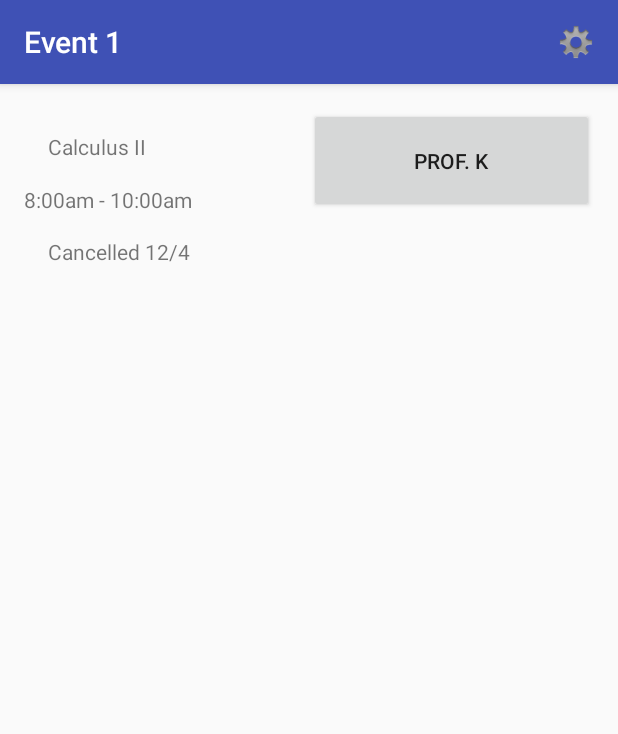
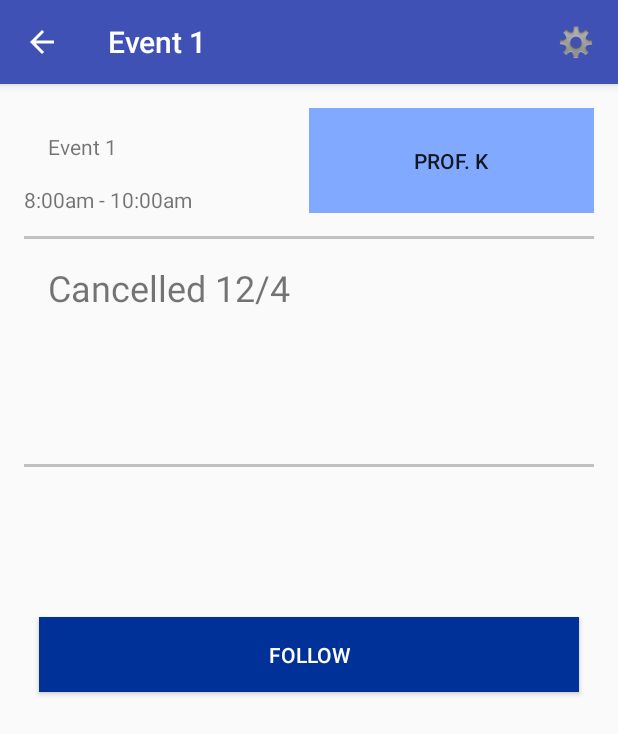
Before and after one commit to GrahamBurek/gitgudhackathon, an Android app: the screen it shows after launch (DisplayEventActivity), after a tap on "Event 1", on a phone screen of 412 x 824 dp. Shown: the top 734 px of the screen. Run offline under Robolectric (Android 15) with nearby library versions, the phone set to English and light mode, and no system bars.

```diff
--- a/app/src/main/java/com/gitgud/hackathon/DisplayEventActivity.java
+++ b/app/src/main/java/com/gitgud/hackathon/DisplayEventActivity.java
@@ -2,28 +2,36 @@ package com.gitgud.hackathon;
 
 import android.content.Intent;
 import android.os.Bundle;
+import android.support.v7.app.ActionBar;
 import android.support.v7.app.AppCompatActivity;
 import android.support.v7.widget.Toolbar;
 import android.view.Menu;
 import android.view.MenuItem;
 import android.view.View;
+import android.widget.TextView;
 
 public class DisplayEventActivity extends AppCompatActivity {
-
+    public final static String EVENT_TITLE = "com.gitgud.hackathon.MESSAGE";
     @Override
     protected void onCreate(Bundle savedInstanceState) {
         super.onCreate(savedInstanceState);
         Intent intent = getIntent();
-        setTitle(intent.getStringExtra(MainActivity.EVENT_TITLE));
+        setTitle(intent.getStringExtra(DisplayEventActivity.EVENT_TITLE));
         setContentView(R.layout.activity_display_event);
         Toolbar toolbar = (Toolbar) findViewById(R.id.event_toolbar);
         setSupportActionBar(toolbar);
+        TextView event_title = (TextView) findViewById(R.id.event_title);
+        event_title.setText(intent.getStringExtra(DisplayEventActivity.EVENT_TITLE));
 
     }
     public boolean onCreateOptionsMenu(Menu menu) {
         // Inflate the menu; this adds items to the action bar if it is present.
         getMenuInflater().inflate(R.menu.menu_event, menu);
-
+        ActionBar actionBar = getSupportActionBar();
+        if (actionBar != null) {
+            // Show the Up button in the action bar.
+            actionBar.setDisplayHomeAsUpEnabled(true);
+        }
         return true;
     }
 
@@ -48,5 +56,9 @@ public class DisplayEventActivity extends AppCompatActivity {
         Intent intent = new Intent(this, userProfile.class);
         startActivity(intent);
     }
+    public void updateFollowStatus(View view){
+        Intent intent = new Intent(this, DisplayEventActivity.class);
+        startActivity(intent);
+    }
 
 }
--- a/app/src/main/java/com/gitgud/hackathon/MainActivity.java
+++ b/app/src/main/java/com/gitgud/hackathon/MainActivity.java
@@ -22,7 +22,7 @@ public class MainActivity extends AppCompatActivity implements AdapterView.OnIte
     ListView mainListView;
     ArrayAdapter mArrayAdapter;
     ArrayList mNameList = new ArrayList();
-    public final static String EVENT_TITLE = "com.mycompany.myfirstapp.MESSAGE";
+    public final static String EVENT_TITLE = "com.gitgud.hackathon.MESSAGE";
 
 
     @Override
--- a/app/src/main/res/layout/content_display_event.xml
+++ b/app/src/main/res/layout/content_display_event.xml
@@ -49,6 +49,7 @@
         android:id="@+id/user_button"
         android:layout_width="match_parent"
         android:layout_height="match_parent"
+        android:background="#80a9ff"
         android:text="Prof. K"
         android:onClick="viewEvent"
         android:layout_toRightOf="@id/event_title"
@@ -59,14 +60,44 @@
         android:paddingTop="@dimen/activity_vertical_margin"/>
     </LinearLayout>
     </LinearLayout>
+    <Space
+        android:layout_width="1dp"
+        android:layout_height="15dp"/>
+    <View
+        android:layout_width="fill_parent"
+        android:layout_height="2dp"
+        android:background="#c0c0c0"/>
     <TextView
         android:layout_width="match_parent"
-        android:layout_height="wrap_content"
+        android:layout_height="150dp"
         android:layout_below="@id/user_button"
         android:text="Cancelled 12/4"
+        android:textSize="24sp"
         android:paddingBottom="@dimen/activity_vertical_margin"
         android:paddingLeft="@dimen/activity_horizontal_margin"
         android:paddingRight="@dimen/activity_horizontal_margin"
         android:paddingTop="@dimen/activity_vertical_margin"/>
-
+    <View
+        android:layout_width="fill_parent"
+        android:layout_height="2dp"
+        android:background="#c0c0c0"/>
+    <Space
+        android:layout_width="1dp"
+        android:layout_height="100dp"/>
+    <Button
+        android:id="@+id/follow_button"
+        android:layout_width="match_parent"
+        android:layout_height="50dp"
+        android:background="#003199"
+        android:text="Follow"
+        android:textColor="#ffffff"
+        android:onClick="updateFollowStatus"
+        android:layout_marginLeft="10dp"
+        android:layout_marginRight="10dp"
+        android:layout_toRightOf="@id/event_title"
+        android:layout_toEndOf="@id/event_title"/>
+        <!--android:paddingBottom="@dimen/activity_vertical_margin"-->
+        <!--android:paddingLeft="@dimen/activity_horizontal_margin"-->
+        <!--android:paddingRight="@dimen/activity_horizontal_margin"-->
+        <!--android:paddingTop="@dimen/activity_vertical_margin"-->
 </LinearLayout>
```
Also changed, not shown: app/src/main/res/values/strings.xml (+23 -0 lines).
